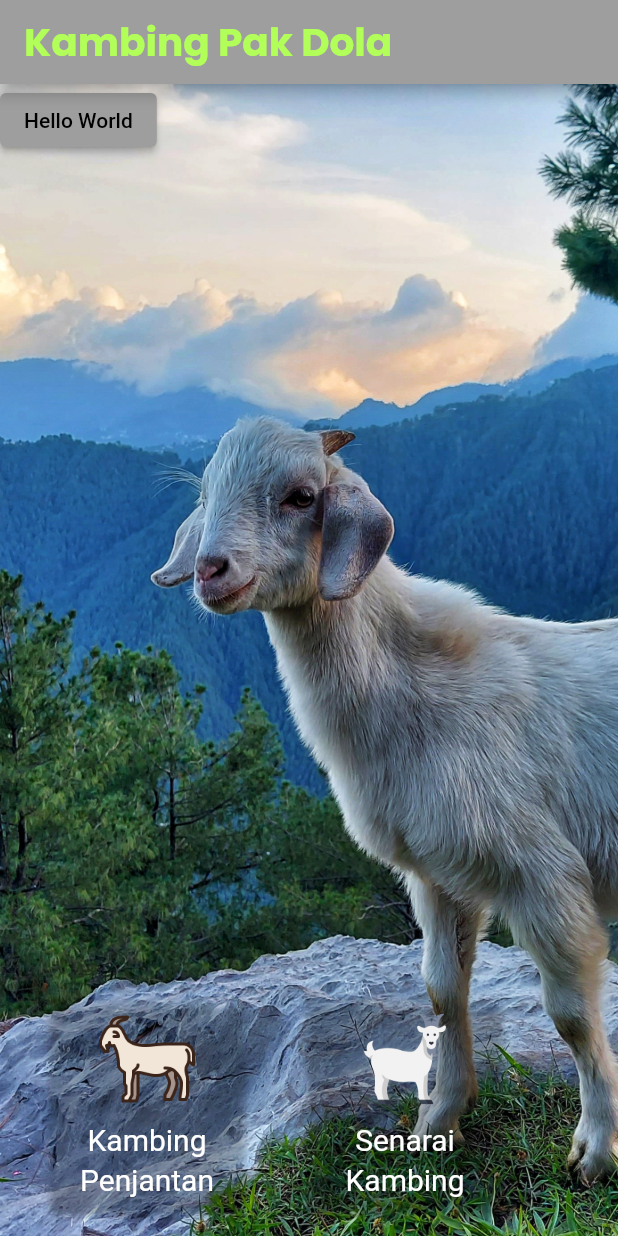
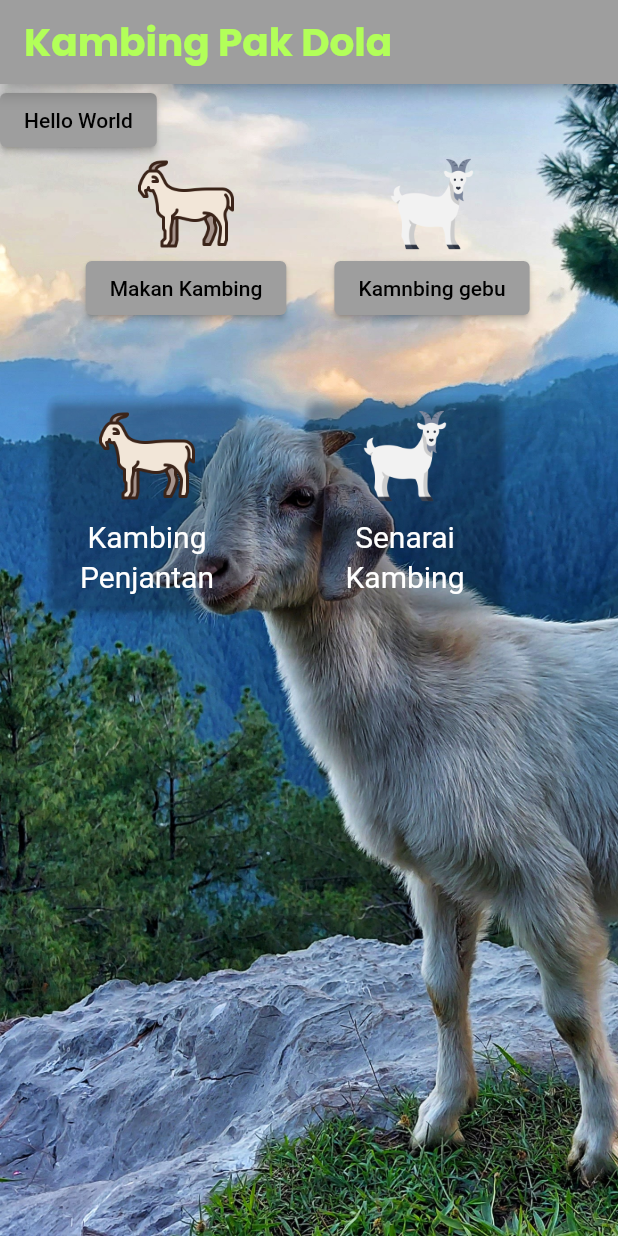
Before and after one commit to datsabahandude/kambing_padula, a Flutter app: the screen it shows after launch, on a phone screen of 412 x 824 dp. Run offline on Flutter 3.47's test engine with Material 2 defaults, Android fonts, the phone set to English and light mode, and no system bars; our stand-ins replace flutter_inset_box_shadow, fluttertoast, google_fonts, hive, hive_flutter, image_picker; accounts and stored records are empty.

Commit message:
Update Main with 2 new Button #13

```diff
--- a/lib/main.dart
+++ b/lib/main.dart
@@ -83,7 +83,39 @@ class _MyHomePageState extends State<MyHomePage> {
                   print("Hello World");
                 },
                 child: Text("Hello World")),
-            Spacer(),
+            //Spacer(),
+            Row(
+              mainAxisAlignment: MainAxisAlignment.center,
+              children: <Widget>[
+                SizedBox(
+                  height: 144,
+                  width: 144,
+                  child: Column(
+                    children: <Widget>[
+                      Image.asset("images/goat_icon.png",
+                          width: 64.0),
+                      ElevatedButton(onPressed: (){
+                        print("Kambing Gebu");
+                      }, child: Text("Makan Kambing"),),
+                    ],
+                  ),
+                ),
+                SizedBox(width: 20,),
+                SizedBox(
+                  height: 144,
+                  width: 144,
+                  child: Column(
+                    children: <Widget>[
+                      Image.asset("images/puteh.png",
+                          width: 64.0),
+                      ElevatedButton(onPressed: (){
+                        print("Kambing Gebu");
+                      }, child: Text("Kamnbing gebu"),),
+                    ],
+                  ),
+                ),
+              ],
+            ),
             Padding(
               padding: const EdgeInsets.all(12.0),
               child: Center(
```
